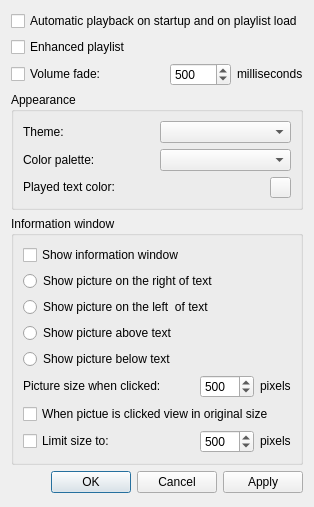
MarioUnoDueTreQuattro/AudioPlayer, file settings.ui: the form before one commit.
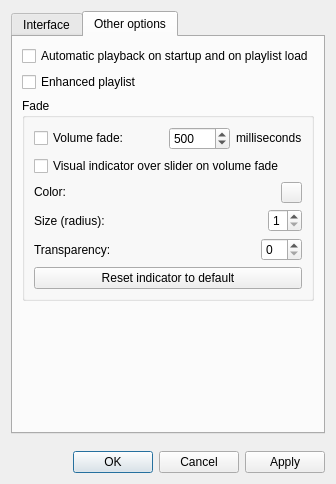
The form after the commit.

Commit message: changed settings dialog to set fade indicator

The edit to the form file:
```diff
--- a/settings.ui
+++ b/settings.ui
@@ -6,8 +6,8 @@
    <rect>
     <x>0</x>
     <y>0</y>
-    <width>284</width>
-    <height>507</height>
+    <width>306</width>
+    <height>484</height>
    </rect>
   </property>
   <property name="sizePolicy">
@@ -19,74 +19,17 @@
   <property name="windowTitle">
    <string>Dialog</string>
   </property>
+  <layout class="QVBoxLayout" name="verticalLayout_6">
+   <item>
+    <widget class="QTabWidget" name="tabWidget">
+     <property name="currentIndex">
+      <number>1</number>
+     </property>
+     <widget class="QWidget" name="Tab_1">
+      <attribute name="title">
+       <string>Interface</string>
+      </attribute>
   <layout class="QVBoxLayout" name="verticalLayout_3">
-   <item>
-    <widget class="QCheckBox" name="checkBoxAutoPlay">
-     <property name="text">
-      <string>Automatic playback on startup and on playlist load</string>
-     </property>
-    </widget>
-   </item>
-   <item>
-    <widget class="QCheckBox" name="checkBoxEnhancedPlaylist">
-     <property name="text">
-      <string>Enhanced playlist</string>
-     </property>
-    </widget>
-   </item>
-   <item>
-    <layout class="QHBoxLayout" name="horizontalLayout_6">
-     <item>
-      <widget class="QCheckBox" name="checkBoxFade">
-       <property name="text">
-        <string>Volume fade:</string>
-       </property>
-      </widget>
-     </item>
-     <item>
-      <spacer name="horizontalSpacer_3">
-       <property name="orientation">
-        <enum>Qt::Horizontal</enum>
-       </property>
-       <property name="sizeHint" stdset="0">
-        <size>
-         <width>40</width>
-         <height>20</height>
-        </size>
-       </property>
-      </spacer>
-     </item>
-     <item>
-      <widget class="QSpinBox" name="spinBoxFade">
-       <property name="minimum">
-        <number>100</number>
-       </property>
-       <property name="maximum">
-        <number>10000</number>
-       </property>
-       <property name="singleStep">
-        <number>100</number>
-       </property>
-       <property name="value">
-        <number>500</number>
-       </property>
-      </widget>
-     </item>
-     <item>
-      <widget class="QLabel" name="label_6">
-       <property name="sizePolicy">
-        <sizepolicy hsizetype="Preferred" vsizetype="Fixed">
-         <horstretch>0</horstretch>
-         <verstretch>0</verstretch>
-        </sizepolicy>
-       </property>
-       <property name="text">
-        <string>milliseconds</string>
-       </property>
-      </widget>
-     </item>
-    </layout>
-   </item>
    <item>
     <widget class="QGroupBox" name="groupBoxAppearance">
      <property name="sizePolicy">
@@ -354,17 +297,254 @@
     </widget>
    </item>
    <item>
+        <spacer name="verticalSpacer_3">
+         <property name="orientation">
+          <enum>Qt::Vertical</enum>
+         </property>
+         <property name="sizeHint" stdset="0">
+          <size>
+           <width>20</width>
+           <height>2</height>
+          </size>
+         </property>
+        </spacer>
+       </item>
+      </layout>
+     </widget>
+     <widget class="QWidget" name="Tab_2">
+      <attribute name="title">
+       <string>Other options</string>
+      </attribute>
+      <layout class="QVBoxLayout" name="verticalLayout_5">
+       <item>
+        <widget class="QCheckBox" name="checkBoxAutoPlay">
+         <property name="text">
+          <string>Automatic playback on startup and on playlist load</string>
+         </property>
+        </widget>
+       </item>
+       <item>
+        <widget class="QCheckBox" name="checkBoxEnhancedPlaylist">
+         <property name="text">
+          <string>Enhanced playlist</string>
+         </property>
+        </widget>
+       </item>
+       <item>
+        <widget class="QGroupBox" name="groupBox">
+         <property name="title">
+          <string>Fade</string>
+         </property>
+         <layout class="QVBoxLayout" name="verticalLayout_4">
+          <item>
+           <layout class="QHBoxLayout" name="horizontalLayout_6">
+            <item>
+             <widget class="QCheckBox" name="checkBoxFade">
+              <property name="text">
+               <string>Volume fade:</string>
+              </property>
+             </widget>
+            </item>
+            <item>
+             <spacer name="horizontalSpacer_3">
+              <property name="orientation">
+               <enum>Qt::Horizontal</enum>
+              </property>
+              <property name="sizeHint" stdset="0">
+               <size>
+                <width>40</width>
+                <height>20</height>
+               </size>
+              </property>
+             </spacer>
+            </item>
+            <item>
+             <widget class="QSpinBox" name="spinBoxFade">
+              <property name="minimum">
+               <number>100</number>
+              </property>
+              <property name="maximum">
+               <number>10000</number>
+              </property>
+              <property name="singleStep">
+               <number>100</number>
+              </property>
+              <property name="value">
+               <number>500</number>
+              </property>
+             </widget>
+            </item>
+            <item>
+             <widget class="QLabel" name="label_6">
+              <property name="sizePolicy">
+               <sizepolicy hsizetype="Preferred" vsizetype="Fixed">
+                <horstretch>0</horstretch>
+                <verstretch>0</verstretch>
+               </sizepolicy>
+              </property>
+              <property name="text">
+               <string>milliseconds</string>
+              </property>
+             </widget>
+            </item>
+           </layout>
+          </item>
+          <item>
+           <widget class="QCheckBox" name="checkBoxFadeIndicator">
+            <property name="text">
+             <string>Visual indicator over slider on volume fade</string>
+            </property>
+           </widget>
+          </item>
+          <item>
+           <layout class="QHBoxLayout" name="horizontalLayout_14">
+            <item>
+             <widget class="QLabel" name="label_14">
+              <property name="sizePolicy">
+               <sizepolicy hsizetype="Preferred" vsizetype="Fixed">
+                <horstretch>0</horstretch>
+                <verstretch>0</verstretch>
+               </sizepolicy>
+              </property>
+              <property name="text">
+               <string>Color:</string>
+              </property>
+             </widget>
+            </item>
+            <item>
+             <widget class="QPushButton" name="pushButtonFadeColor">
+              <property name="sizePolicy">
+               <sizepolicy hsizetype="Fixed" vsizetype="Fixed">
+                <horstretch>0</horstretch>
+                <verstretch>0</verstretch>
+               </sizepolicy>
+              </property>
+              <property name="maximumSize">
+               <size>
+                <width>21</width>
+                <height>21</height>
+               </size>
+              </property>
+              <property name="focusPolicy">
+               <enum>Qt::NoFocus</enum>
+              </property>
+              <property name="toolTip">
+               <string>Click to select color</string>
+              </property>
+              <property name="text">
+               <string/>
+              </property>
+             </widget>
+            </item>
+           </layout>
+          </item>
+          <item>
+           <layout class="QHBoxLayout" name="horizontalLayout_15">
+            <item>
+             <widget class="QLabel" name="label_15">
+              <property name="text">
+               <string>Size (radius):</string>
+              </property>
+             </widget>
+            </item>
+            <item>
+             <spacer name="horizontalSpacer_9">
+              <property name="orientation">
+               <enum>Qt::Horizontal</enum>
+              </property>
+              <property name="sizeHint" stdset="0">
+               <size>
+                <width>40</width>
+                <height>20</height>
+               </size>
+              </property>
+             </spacer>
+            </item>
+            <item>
+             <widget class="QSpinBox" name="spinBoxFadeRadius">
+              <property name="minimum">
+               <number>1</number>
+              </property>
+              <property name="maximum">
+               <number>8</number>
+              </property>
+             </widget>
+            </item>
+           </layout>
+          </item>
+          <item>
+           <layout class="QHBoxLayout" name="horizontalLayout_16">
+            <item>
+             <widget class="QLabel" name="label_16">
+              <property name="text">
+               <string>Transparency:</string>
+              </property>
+             </widget>
+            </item>
+            <item>
+             <spacer name="horizontalSpacer_10">
+              <property name="orientation">
+               <enum>Qt::Horizontal</enum>
+              </property>
+              <property name="sizeHint" stdset="0">
+               <size>
+                <width>40</width>
+                <height>20</height>
+               </size>
+              </property>
+             </spacer>
+            </item>
+            <item>
+             <widget class="QSpinBox" name="spinBoxFadeTransparency">
+              <property name="maximum">
+               <number>90</number>
+              </property>
+              <property name="singleStep">
+               <number>5</number>
+              </property>
+             </widget>
+            </item>
+           </layout>
+          </item>
+          <item>
+           <widget class="QPushButton" name="pushButtonResetFade">
+            <property name="text">
+             <string>Reset indicator to default</string>
+            </property>
+           </widget>
+          </item>
+         </layout>
+        </widget>
+       </item>
+       <item>
+        <spacer name="verticalSpacer_2">
+         <property name="orientation">
+          <enum>Qt::Vertical</enum>
+         </property>
+         <property name="sizeHint" stdset="0">
+          <size>
+           <width>20</width>
+           <height>119</height>
+          </size>
+         </property>
+        </spacer>
+       </item>
+      </layout>
+     </widget>
+    </widget>
+   </item>
+   <item>
     <spacer name="verticalSpacer">
      <property name="orientation">
       <enum>Qt::Vertical</enum>
      </property>
      <property name="sizeType">
-      <enum>QSizePolicy::Minimum</enum>
+      <enum>QSizePolicy::Expanding</enum>
      </property>
      <property name="sizeHint" stdset="0">
       <size>
        <width>20</width>
-       <height>0</height>
+       <height>2</height>
       </size>
      </property>
     </spacer>
```
Lines whose indentation alone changed are shown as unchanged. The commit also changes 5 other files.
